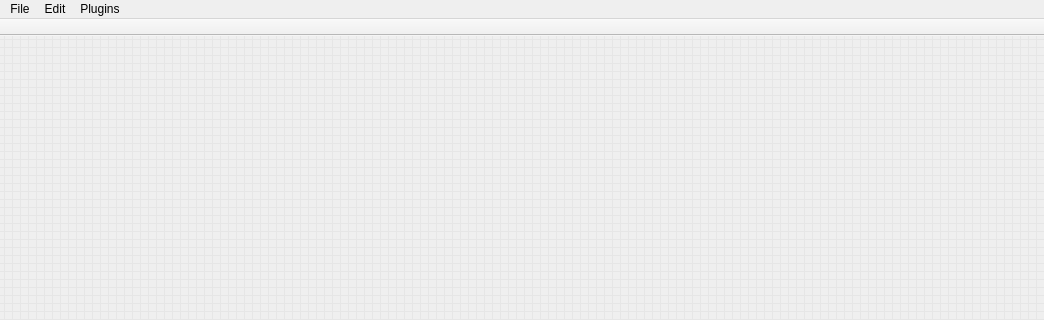
The window that specviz/data/qt/ui/main_window.ui (spacetelescope/specviz) describes before a commit, drawn with Qt 5; both pictures show x 0 to 1044 and y 0 to 320 of the 1044 by 913 pixel window.
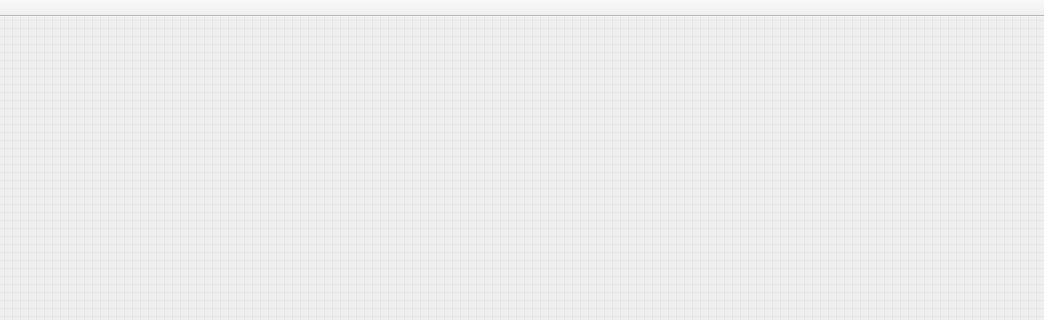
The same window after the commit.

Commit message: Properly disable menubar when using specviz in glue plugin mode

What changed in the file:
```diff
--- a/specviz/data/qt/ui/main_window.ui
+++ b/specviz/data/qt/ui/main_window.ui
@@ -57,34 +57,6 @@
     </item>
    </layout>
   </widget>
-  <widget class="QMenuBar" name="menu_bar">
-   <property name="geometry">
-    <rect>
-     <x>0</x>
-     <y>0</y>
-     <width>1044</width>
-     <height>22</height>
-    </rect>
-   </property>
-   <widget class="QMenu" name="menu_file">
-    <property name="title">
-     <string>File</string>
-    </property>
-   </widget>
-   <widget class="QMenu" name="menu_edit">
-    <property name="title">
-     <string>Edit</string>
-    </property>
-   </widget>
-   <widget class="QMenu" name="menu_plugins">
-    <property name="title">
-     <string>Plugins</string>
-    </property>
-   </widget>
-   <addaction name="menu_file"/>
-   <addaction name="menu_edit"/>
-   <addaction name="menu_plugins"/>
-  </widget>
   <widget class="QStatusBar" name="status_bar"/>
   <widget class="QToolBar" name="tool_bar">
    <property name="windowTitle">
```
The commit also changes 3 other files.
